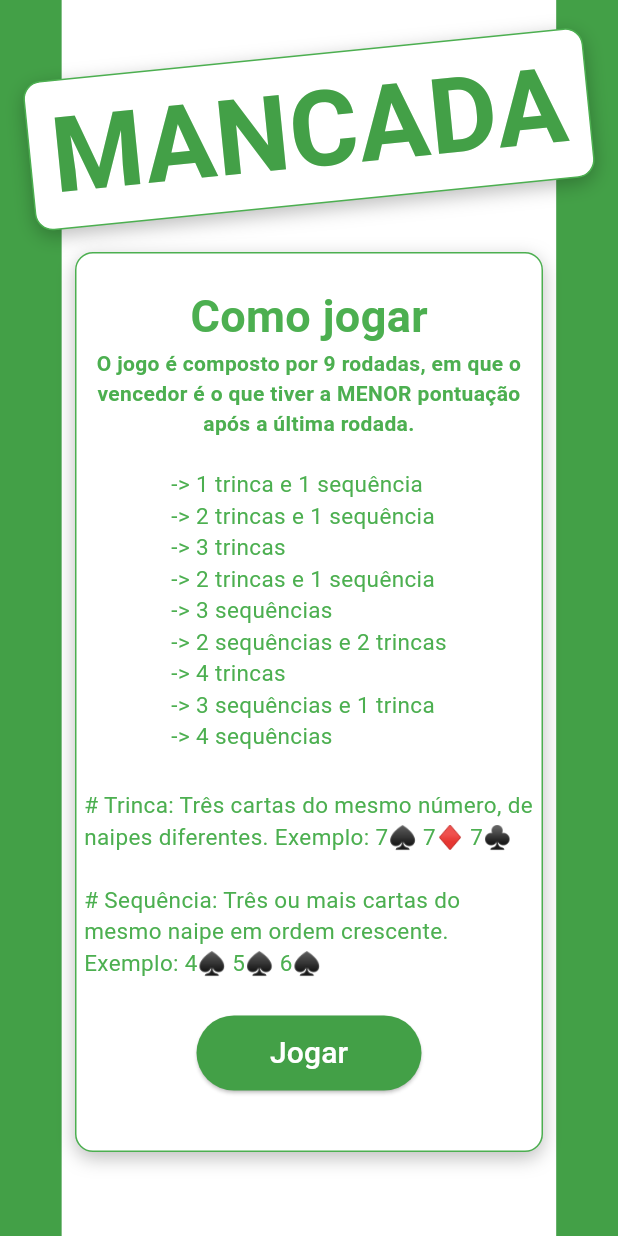
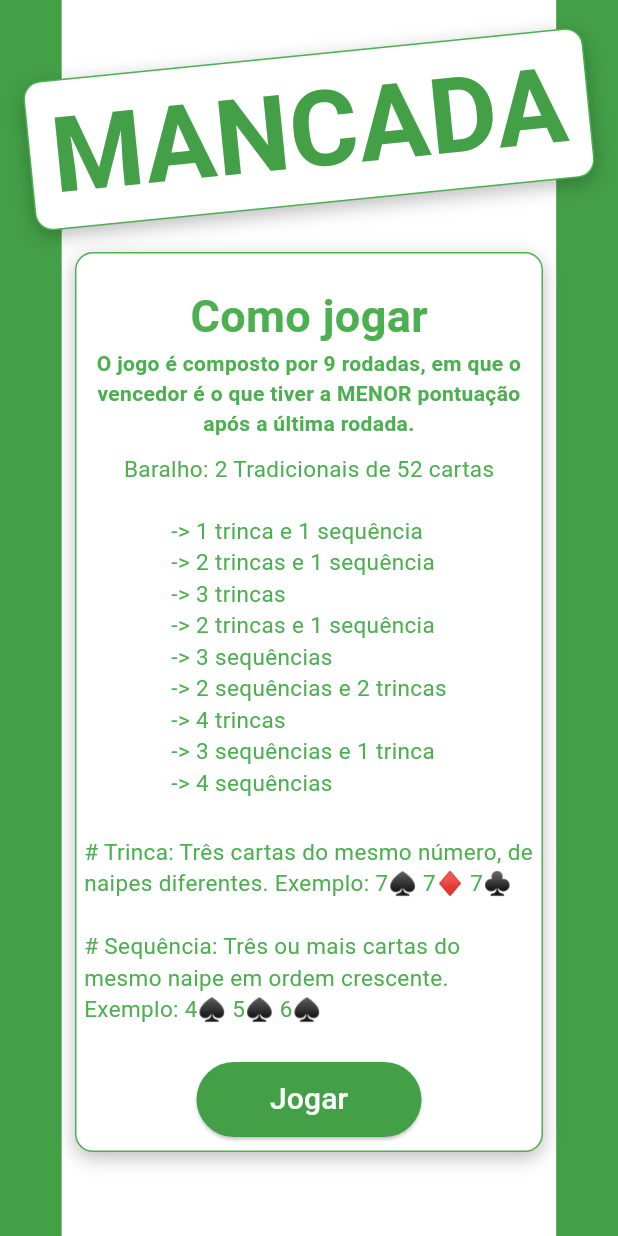
Before and after one commit to albertokff/aplicativo-atelie-costuras, a Flutter app: the screen it shows after launch, after a tap on "Como Jogar?", on a phone screen of 412 x 824 dp. Run offline on Flutter 3.47's test engine with Material 3 defaults, Android fonts, the phone set to English and light mode, and no system bars.

Commit message:
✨feat: Conclusão do Projeto

```diff
--- a/aplicativo_mancada/lib/pages/howgame_page.dart
+++ b/aplicativo_mancada/lib/pages/howgame_page.dart
@@ -65,7 +65,7 @@ class HowGamePage extends StatelessWidget {
             Align(
               alignment: const Alignment(0, 0.5),
               child: Container(
-                margin: EdgeInsets.only(left: 50, right: 50),
+                margin: const EdgeInsets.only(left: 50, right: 50),
                 width: 375,
                 height: 600,
                 decoration: BoxDecoration(
@@ -103,6 +103,19 @@ class HowGamePage extends StatelessWidget {
                           fontWeight: FontWeight.bold,
                         ),
                         textAlign: TextAlign.center,
+                      ),
+                    ),
+                    const SizedBox(
+                      height: 10
+                    ),
+                    const Padding(
+                      padding: EdgeInsets.only(left: 5, right: 5),
+                      child: Text(
+                        'Baralho: 2 Tradicionais de 52 cartas',
+                        style: TextStyle(
+                          fontSize: 15,
+                          color: Colors.green,
+                        ),
                       ),
                     ),
                     const SizedBox(
--- a/aplicativo_mancada/lib/pages/login_page.dart
+++ b/aplicativo_mancada/lib/pages/login_page.dart
@@ -15,7 +15,6 @@ class LoginPage extends StatelessWidget {
       home: Scaffold(
         body: Stack(
           children: [
-            // Fundo com gradiente
             Container(
               decoration: const BoxDecoration(
                 gradient: LinearGradient(
@@ -55,11 +54,11 @@ class LoginPage extends StatelessWidget {
                       fontWeight: FontWeight.w900,
                       color: Colors.green[800],
                       letterSpacing: 2.0,
-                      shadows: [
+                      shadows: const [
                         Shadow(
                           color: Colors.black26,
                           blurRadius: 5,
-                          offset: const Offset(2, 3),
+                          offset: Offset(2, 3),
                         ),
                       ],
                     ),
```
Also changed, not shown: aplicativo_mancada/lib/pages/game_page.dart (+10 -31 lines).
